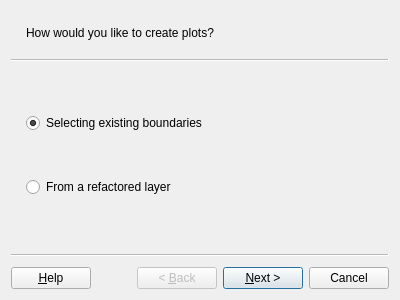
First picture: the form in asistente_ladm_col/ui/wiz_create_plot_cadastre.ui, repository SwissTierrasColombia/Asistente-LADM-COL, before the edit.
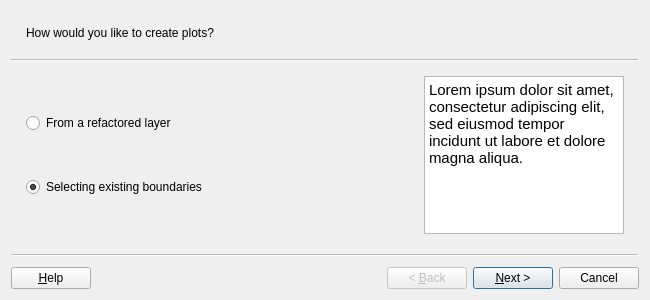
Second picture: the form after the edit. Custom widgets are drawn as their Qt base class.

Commit message: Add help panels to wizards

The edit to the form file:
```diff
--- a/asistente_ladm_col/ui/wiz_create_plot_cadastre.ui
+++ b/asistente_ladm_col/ui/wiz_create_plot_cadastre.ui
@@ -6,7 +6,7 @@
    <rect>
     <x>0</x>
     <y>0</y>
-    <width>400</width>
+    <width>650</width>
     <height>300</height>
    </rect>
   </property>
@@ -24,26 +24,22 @@
     <string>How would you like to create plots?</string>
    </property>
    <layout class="QGridLayout" name="gridLayout">
-    <item row="2" column="0" rowspan="2">
-     <widget class="QRadioButton" name="rad_plot_from_boundaries">
-      <property name="enabled">
-       <bool>true</bool>
-      </property>
-      <property name="toolTip">
-       <string>Generate plot polygons from selected boundaries</string>
-      </property>
-      <property name="text">
-       <string>Selecting existing boundaries</string>
-      </property>
-      <property name="checkable">
-       <bool>true</bool>
-      </property>
-      <property name="checked">
-       <bool>true</bool>
-      </property>
-     </widget>
-    </item>
-    <item row="5" column="0">
+    <item row="0" column="0">
+     <layout class="QVBoxLayout" name="verticalLayout">
+      <item>
+       <spacer name="verticalSpacer_3">
+        <property name="orientation">
+         <enum>Qt::Vertical</enum>
+        </property>
+        <property name="sizeHint" stdset="0">
+         <size>
+          <width>20</width>
+          <height>33</height>
+         </size>
+        </property>
+       </spacer>
+      </item>
+      <item>
      <widget class="QRadioButton" name="rad_plot_from_refactored">
       <property name="toolTip">
        <string>Use an input layer (probably the output of Refactor Fields algorithm in QGIS Processing) to copy features from</string>
@@ -56,7 +52,7 @@
       </property>
      </widget>
     </item>
-    <item row="6" column="0">
+      <item>
      <spacer name="verticalSpacer_2">
       <property name="orientation">
        <enum>Qt::Vertical</enum>
@@ -69,20 +65,26 @@
       </property>
      </spacer>
     </item>
-    <item row="4" column="0">
-     <spacer name="verticalSpacer_3">
-      <property name="orientation">
-       <enum>Qt::Vertical</enum>
-      </property>
-      <property name="sizeHint" stdset="0">
-       <size>
-        <width>20</width>
-        <height>33</height>
-       </size>
-      </property>
-     </spacer>
-    </item>
-    <item row="1" column="0">
+      <item>
+       <widget class="QRadioButton" name="rad_plot_from_boundaries">
+        <property name="enabled">
+         <bool>true</bool>
+        </property>
+        <property name="toolTip">
+         <string>Generate plot polygons from selected boundaries</string>
+        </property>
+        <property name="text">
+         <string>Selecting existing boundaries</string>
+        </property>
+        <property name="checkable">
+         <bool>true</bool>
+        </property>
+        <property name="checked">
+         <bool>true</bool>
+        </property>
+       </widget>
+      </item>
+      <item>
      <spacer name="verticalSpacer">
       <property name="orientation">
        <enum>Qt::Vertical</enum>
@@ -96,6 +98,33 @@
      </spacer>
     </item>
    </layout>
+    </item>
+    <item row="0" column="1">
+     <widget class="QTextBrowser" name="txt_help_page_1">
+      <property name="maximumSize">
+       <size>
+        <width>200</width>
+        <height>16777215</height>
+       </size>
+      </property>
+      <property name="readOnly">
+       <bool>true</bool>
+      </property>
+      <property name="html">
+       <string>&lt;!DOCTYPE HTML PUBLIC &quot;-//W3C//DTD HTML 4.0//EN&quot; &quot;http://www.w3.org/TR/REC-html40/strict.dtd&quot;&gt;
+&lt;html&gt;&lt;head&gt;&lt;meta name=&quot;qrichtext&quot; content=&quot;1&quot; /&gt;&lt;style type=&quot;text/css&quot;&gt;
+p, li { white-space: pre-wrap; }
+&lt;/style&gt;&lt;/head&gt;&lt;body style=&quot; font-family:'Ubuntu'; font-size:11pt; font-weight:400; font-style:normal;&quot;&gt;
+&lt;p style=&quot; margin-top:0px; margin-bottom:0px; margin-left:0px; margin-right:0px; -qt-block-indent:0; text-indent:0px;&quot;&gt;Lorem ipsum dolor sit amet, consectetur adipiscing elit, sed eiusmod tempor incidunt ut labore et dolore magna aliqua.&lt;/p&gt;
+&lt;p style=&quot;-qt-paragraph-type:empty; margin-top:0px; margin-bottom:0px; margin-left:0px; margin-right:0px; -qt-block-indent:0; text-indent:0px;&quot;&gt;&lt;br /&gt;&lt;/p&gt;&lt;/body&gt;&lt;/html&gt;</string>
+      </property>
+     </widget>
+    </item>
+   </layout>
+   <zorder>verticalLayoutWidget</zorder>
+   <zorder>rad_plot_from_refactored</zorder>
+   <zorder>verticalSpacer_3</zorder>
+   <zorder>txt_help_page_1</zorder>
   </widget>
   <widget class="QWizardPage" name="wizardPage2">
    <property name="subTitle">
```
Left out of the diff: 17 changed lines with no effect on the pictures. Lines whose indentation alone changed are shown as unchanged. The commit also changes 11 other files.
